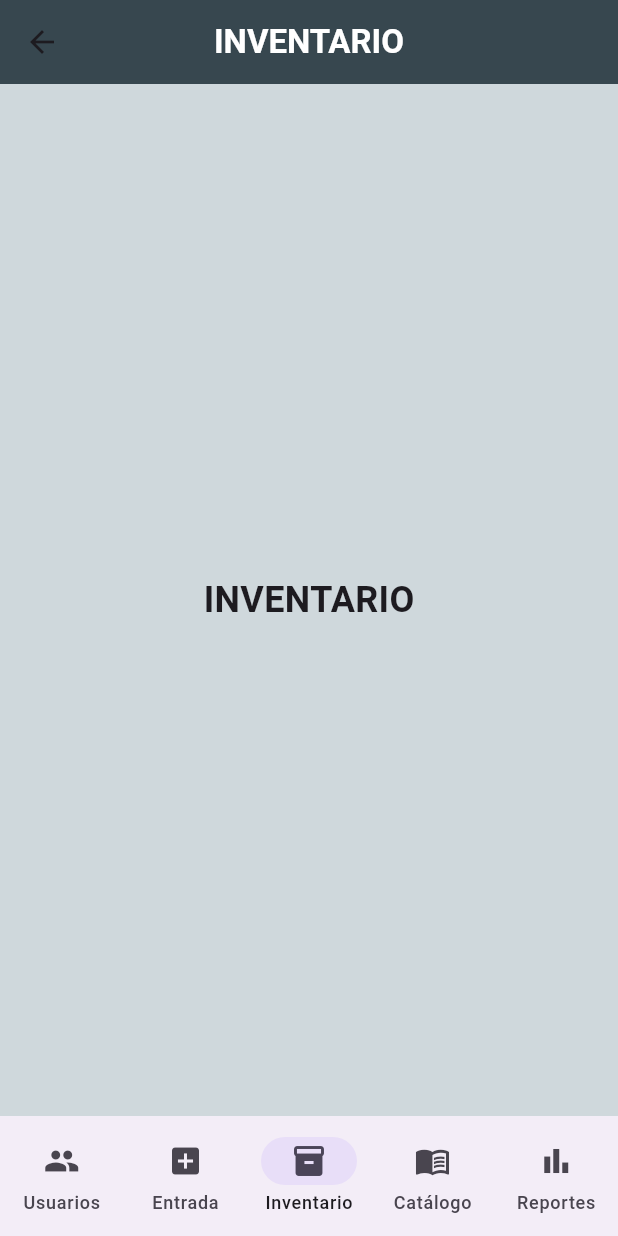
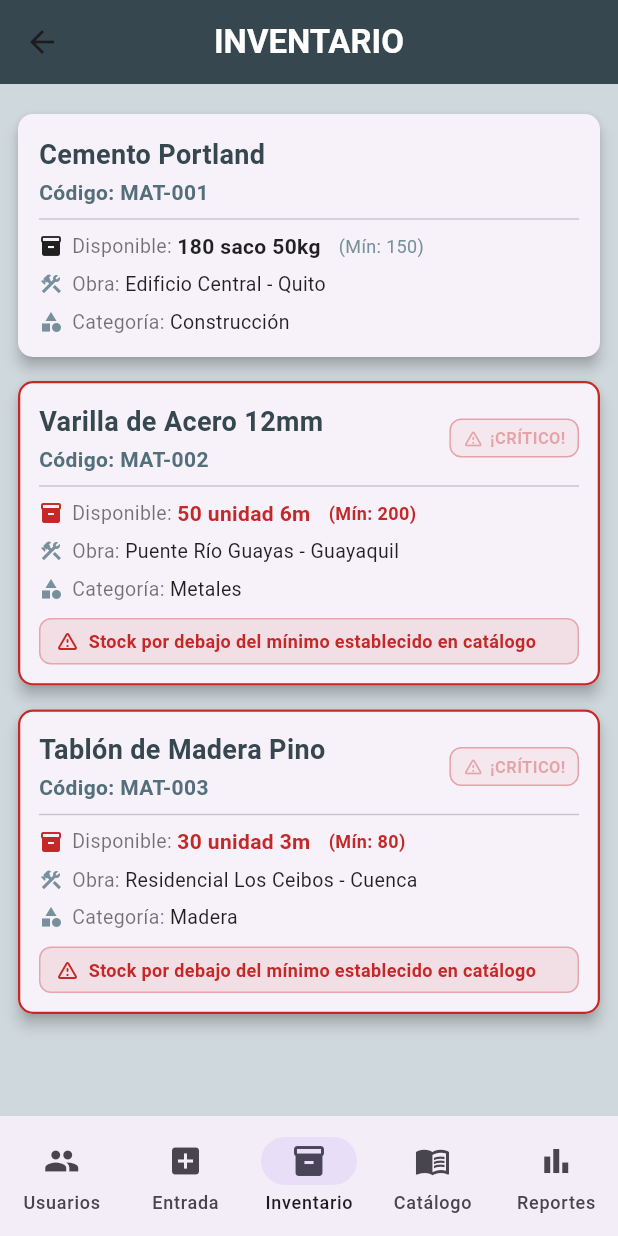
Before and after one commit to JeremySoto1/Gestion-Material, a Flutter app: the PrincipalPage screen opened by its route, item 3 of the bottom bar chosen, on a phone screen of 412 x 824 dp. Run offline on Flutter 3.47's test engine with Material 3 defaults, Android fonts, the light colour scheme and no system bars; network calls fail.

Commit message:
Creacion del modulo de inventario y metodos para sacar o ingresar

```diff
--- a/lib/views/catalogo.dart
+++ b/lib/views/catalogo.dart
@@ -86,8 +86,8 @@ class _MaterialCard extends StatelessWidget {
             ),
             const Divider(height: 16),
             _infoRow(Icons.category, 'Categoría', material['categoria']),
-            _infoRow(Icons.inventory_2, 'Stock',
-                '${material['stock']} ${material['unidad']}'),
+            _infoRow(Icons.inventory_2, 'Stock Mínimo',
+                '${material['stockMinimo']} ${material['unidad']}'),
             _infoRow(Icons.attach_money, 'Precio',
                 '\$${material['precio'].toStringAsFixed(2)} / ${material['unidad']}'),
             _infoRow(Icons.store, 'Proveedor', material['proveedor']),
--- /dev/null
+++ b/lib/views/inventario.dart
@@ -0,0 +1,395 @@
+import 'dart:convert';
+import 'package:flutter/material.dart';
+import 'package:flutter/services.dart';
+
+class InventarioPage extends StatefulWidget {
+  const InventarioPage({super.key});
+
+  @override
+  State<InventarioPage> createState() => InventarioPageState();
+}
+
+class InventarioPageState extends State<InventarioPage> {
+  List<Map<String, dynamic>> inventario = [];
+  List<Map<String, dynamic>> catalogo = [];
+  bool cargando = true;
+
+  @override
+  void initState() {
+    super.initState();
+    _cargarDatos();
+  }
+
+  Future<void> _cargarDatos() async {
+    final inventarioJson =
+        await rootBundle.loadString('assets/data/inventario.json');
+    final catalogoJson =
+        await rootBundle.loadString('assets/data/materiales.json');
+
+    final List<dynamic> datosInventario = jsonDecode(inventarioJson);
+    final List<dynamic> datosCatalogo = jsonDecode(catalogoJson);
+
+    setState(() {
+      inventario = datosInventario.cast<Map<String, dynamic>>();
+      catalogo = datosCatalogo.cast<Map<String, dynamic>>();
+      cargando = false;
+    });
+  }
+
+  Map<String, dynamic>? _buscarEnCatalogo(String codigo) {
+    try {
+      return catalogo.firstWhere((m) => m['codigo'] == codigo);
+    } catch (_) {
+      return null;
+    }
+  }
+
+  bool registrarEntrada(String codigo, int cantidad, String obra) {
+    final index = inventario.indexWhere((m) => m['codigo'] == codigo);
+    if (index == -1) {
+      _mostrarSnackBar('Material con código $codigo no encontrado',
+          esError: true);
+      return false;
+    }
+
+    setState(() {
+      inventario[index]['stock'] =
+          (inventario[index]['stock'] as int) + cantidad;
+      inventario[index]['obra'] = obra;
+    });
+
+    final infoCatalogo = _buscarEnCatalogo(codigo);
+    final nombre = infoCatalogo?['nombre'] ?? codigo;
+    _mostrarSnackBar('Entrada registrada: +$cantidad de $nombre en $obra');
+    return true;
+  }
+  bool registrarSalida(String codigo, int cantidad) {
+    final index = inventario.indexWhere((m) => m['codigo'] == codigo);
+    if (index == -1) {
+      _mostrarSnackBar('Material con código $codigo no encontrado',
+          esError: true);
+      return false;
+    }
+
+    final stockActual = inventario[index]['stock'] as int;
+    if (cantidad > stockActual) {
+      _mostrarSnackBar(
+          'Salida rechazada: stock insuficiente ($stockActual)',
+          esError: true);
+      return false;
+    }
+
+    setState(() {
+      inventario[index]['stock'] = stockActual - cantidad;
+    });
+
+    final infoCatalogo = _buscarEnCatalogo(codigo);
+    final nombre = infoCatalogo?['nombre'] ?? codigo;
+    _mostrarSnackBar('Salida registrada: -$cantidad de $nombre');
+    return true;
+  }
+
+  void _mostrarSnackBar(String mensaje, {bool esError = false}) {
+    if (!mounted) return;
+    ScaffoldMessenger.of(context).showSnackBar(
+      SnackBar(
+        content: Text(mensaje),
+        backgroundColor: esError ? Colors.red[700] : const Color(0xFF2E7D32),
+        behavior: SnackBarBehavior.floating,
+        shape: RoundedRectangleBorder(borderRadius: BorderRadius.circular(8)),
+        duration: const Duration(seconds: 3)
+      )
+    );
+  }
+
+  bool _esCritico(int stock, int stockMinimo) {
+    return stock <= stockMinimo;
+  }
+
+  @override
+  Widget build(BuildContext context) {
+    if (cargando) {
+      return const Center(child: CircularProgressIndicator());
+    }
+
+    return Container(
+      color: const Color(0xFFCFD8DC),
+      child: ListView.builder(
+        padding: const EdgeInsets.all(12),
+        itemCount: inventario.length,
+        itemBuilder: (context, index) {
+          final item = inventario[index];
+          final infoCatalogo = _buscarEnCatalogo(item['codigo']);
+          return _InventarioCard(
+            item: item,
+            infoCatalogo: infoCatalogo,
+            esCritico: infoCatalogo != null
+                ? _esCritico(
+                    item['stock'] as int,
+                    infoCatalogo['stockMinimo'] as int,
+                  )
+                : false,
+          );
+        }
+      )
+    );
+  }
+}
+
+class _InventarioCard extends StatelessWidget {
+  final Map<String, dynamic> item;
+  final Map<String, dynamic>? infoCatalogo;
+  final bool esCritico;
+
+  const _InventarioCard({
+    required this.item,
+    required this.infoCatalogo,
+    required this.esCritico,
+  });
+
+  @override
+  Widget build(BuildContext context) {
+    final stock = item['stock'] as int;
+    final obra = item['obra'] as String;
+    final codigo = item['codigo'] as String;
+
+    final nombre = infoCatalogo?['nombre'] ?? codigo;
+    final unidad = infoCatalogo?['unidad'] ?? '';
+    final stockMinimo = infoCatalogo?['stockMinimo'] as int? ?? 0;
+    final categoria = infoCatalogo?['categoria'] ?? '';
+
+    final Color colorBorde =
+        esCritico ? const Color(0xFFC62828) : Colors.transparent;
+    final Color colorStock =
+        esCritico ? const Color(0xFFC62828) : Colors.black87;
+
+    return Card(
+      margin: const EdgeInsets.symmetric(vertical: 8),
+      elevation: 4,
+      shape: RoundedRectangleBorder(
+        borderRadius: BorderRadius.circular(10),
+        side: esCritico
+            ? BorderSide(color: colorBorde, width: 1.5)
+            : BorderSide.none,
+      ),
+      child: Padding(
+        padding: const EdgeInsets.all(14),
+        child: Column(
+          crossAxisAlignment: CrossAxisAlignment.start,
+          children: [
+            Row(
+              children: [
+                Expanded(
+                  child: Column(
+                    crossAxisAlignment: CrossAxisAlignment.start,
+                    children: [
+                      Text(
+                        nombre,
+                        style: const TextStyle(
+                          fontSize: 18,
+                          fontWeight: FontWeight.bold,
+                          color: Color(0xFF37474F),
+                        ),
+                      ),
+                      const SizedBox(height: 2),
+                      Text(
+                        'Código: $codigo',
+                        style: const TextStyle(
+                          fontSize: 14,
+                          fontWeight: FontWeight.bold,
+                          color: Color(0xFF546E7A),
+                        ),
+                      ),
+                    ],
+                  ),
+                ),
+                if (esCritico)
+                  _AlertaBadge(color: colorBorde),
+              ],
+            ),
+
+            const Divider(height: 16),
+            Row(
+              children: [
+                Icon(Icons.inventory_2, size: 16, color: colorStock),
+                const SizedBox(width: 6),
+                Text(
+                  'Disponible: ',
+                  style: const TextStyle(fontSize: 13, color: Colors.black54),
+                ),
+                Text(
+                  '$stock $unidad',
+                  style: TextStyle(
+                    fontSize: 14,
+                    fontWeight: FontWeight.bold,
+                    color: colorStock,
+                  ),
+                ),
+                const SizedBox(width: 12),
+                Text(
+                  '(Mín: $stockMinimo)',
+                  style: TextStyle(
+                    fontSize: 12,
+                    color: esCritico
+                        ? const Color(0xFFC62828)
+                        : const Color(0xFF78909C),
+                    fontWeight:
+                        esCritico ? FontWeight.bold : FontWeight.normal,
+                  )
+                )
+              ]
+            ),
+
+            const SizedBox(height: 6),
+            Row(
+              children: [
+                const Icon(Icons.construction, size: 16, color: Color(0xFF78909C)),
+                const SizedBox(width: 6),
+                Text(
+                  'Obra: ',
+                  style: const TextStyle(fontSize: 13, color: Colors.black54),
+                ),
+                Expanded(
+                  child: Text(
+                    obra,
+                    style: const TextStyle(
+                      fontSize: 13,
+                      color: Colors.black87,
+                    ),
+                    overflow: TextOverflow.ellipsis,
+                  ),
+                )
+              ]
+            ),
+
+            if (categoria.isNotEmpty) ...[
+              const SizedBox(height: 6),
+              Row(
+                children: [
+                  const Icon(Icons.category, size: 16, color: Color(0xFF78909C)),
+                  const SizedBox(width: 6),
+                  Text(
+                    'Categoría: ',
+                    style: const TextStyle(fontSize: 13, color: Colors.black54),
+                  ),
+                  Expanded(
+                    child: Text(
+                      categoria,
+                      style: const TextStyle(
+                        fontSize: 13,
+                        color: Colors.black87,
+                      ),
+                    ),
+                  )
+                ]
+              )
+            ],
+
+            if (esCritico) ...[
+              const SizedBox(height: 10),
+              Container(
+                width: double.infinity,
+                padding:
+                    const EdgeInsets.symmetric(horizontal: 10, vertical: 6),
+                decoration: BoxDecoration(
+                  color: const Color(0xFFC62828).withValues(alpha: 0.1),
+                  borderRadius: BorderRadius.circular(8),
+                  border: Border.all(
+                    color: const Color(0xFFC62828).withValues(alpha: 0.3),
+                  )
+                ),
+                child: const Row(
+                  children: [
+                    Icon(Icons.warning_amber_rounded,
+                        size: 16, color: Color(0xFFC62828)),
+                    SizedBox(width: 6),
+                    Expanded(
+                      child: Text(
+                        'Stock por debajo del mínimo establecido en catálogo',
+                        style: TextStyle(
+                          fontSize: 12,
+                          fontWeight: FontWeight.w600,
+                          color: Color(0xFFC62828),
+                        )
+                      )
+                    )
+                  ]
+                )
+              )
+            ]
+          ]
+        )
+      )
+    );
+  }
+}
+
+class _AlertaBadge extends StatefulWidget {
+  final Color color;
+
+  const _AlertaBadge({required this.color});
+
+  @override
+  State<_AlertaBadge> createState() => _AlertaBadgeState();
+}
+
+class _AlertaBadgeState extends State<_AlertaBadge>
+    with SingleTickerProviderStateMixin {
+  late AnimationController _controller;
+  late Animation<double> _opacityAnimation;
+
+  @override
+  void initState() {
+    super.initState();
+    _controller = AnimationController(
+      duration: const Duration(milliseconds: 800),
+      vsync: this,
+    );
+    _opacityAnimation = Tween<double>(begin: 1.0, end: 0.3).animate(
+      CurvedAnimation(parent: _controller, curve: Curves.easeInOut),
+    );
+    _controller.repeat(reverse: true);
+  }
+
+  @override
+  void dispose() {
+    _controller.dispose();
+    super.dispose();
+  }
+
+  @override
+  Widget build(BuildContext context) {
+    return AnimatedBuilder(
+      animation: _opacityAnimation,
+      builder: (context, child) {
+        return Opacity(
+          opacity: _opacityAnimation.value,
+          child: Container(
+            padding: const EdgeInsets.symmetric(horizontal: 8, vertical: 4),
+            decoration: BoxDecoration(
+              color: widget.color.withValues(alpha: 0.15),
+              borderRadius: BorderRadius.circular(8),
+              border: Border.all(color: widget.color, width: 1),
+            ),
+            child: Row(
+              mainAxisSize: MainAxisSize.min,
+              children: [
+                Icon(Icons.warning_amber_rounded,
+                    size: 14, color: widget.color),
+                const SizedBox(width: 4),
+                Text(
+                  '¡CRÍTICO!',
+                  style: TextStyle(
+                    fontSize: 11,
+                    fontWeight: FontWeight.bold,
+                    color: widget.color,
+                  )
+                )
+              ]
+            )
+          )
+        );
+      }
+    );
+  }
+}
--- a/lib/views/principal.dart
+++ b/lib/views/principal.dart
@@ -1,5 +1,6 @@
 import 'package:flutter/material.dart';
 import 'catalogo.dart';
+import 'inventario.dart';
 
 class PrincipalPage extends StatefulWidget {
   const PrincipalPage({super.key});
@@ -11,7 +12,16 @@ class PrincipalPage extends StatefulWidget {
 class _PrincipalPageState extends State<PrincipalPage> {
   int currentPageIndex = 0;
 
-  final List<Widget> paginas = [
+  // GlobalKey para acceder a los métodos públicos de InventarioPage
+  final GlobalKey<InventarioPageState> inventarioKey =
+      GlobalKey<InventarioPageState>();
+
+  late final List<Widget> paginas;
+
+  @override
+  void initState() {
+    super.initState();
+    paginas = [
       const Center(
         child: Text(
           "CONTROL DE USUARIO",
@@ -26,12 +36,7 @@ class _PrincipalPageState extends State<PrincipalPage> {
         ),
       ),
 
-    const Center(
-      child: Text(
-        "INVENTARIO",
-        style: TextStyle(fontSize: 24, fontWeight: FontWeight.bold),
-      ),
-    ),
+      InventarioPage(key: inventarioKey),
 
       const CatalogoPage(),
 
@@ -42,6 +47,21 @@ class _PrincipalPageState extends State<PrincipalPage> {
         ),
       ),
     ];
+  }
+
+  /// Acceso externo: registrar una entrada de material en el inventario.
+  /// Ejemplo de uso desde otra vista:
+  ///   inventarioKey.currentState?.registrarEntrada('MAT-001', 50, 'Edificio Central');
+  bool registrarEntradaMaterial(String codigo, int cantidad, String obra) {
+    return inventarioKey.currentState?.registrarEntrada(codigo, cantidad, obra) ?? false;
+  }
+
+  /// Acceso externo: registrar una salida de material del inventario.
+  /// Ejemplo de uso desde otra vista:
+  ///   inventarioKey.currentState?.registrarSalida('MAT-001', 10);
+  bool registrarSalidaMaterial(String codigo, int cantidad) {
+    return inventarioKey.currentState?.registrarSalida(codigo, cantidad) ?? false;
+  }
 
   static const List<String> _titulos = [
     'CONTROL DE USUARIO',
--- a/pubspec.yaml
+++ b/pubspec.yaml
@@ -60,6 +60,7 @@ flutter:
 
   assets:
     - assets/data/materiales.json
+    - assets/data/inventario.json
 
   # To add assets to your application, add an assets section, like this:
   # assets:
```
Also changed, not shown: assets/data/inventario.json (added, +17 -0 lines), assets/data/materiales.json (+8 -8 lines), 1 other file. Lines whose indentation alone changed are shown as unchanged.
